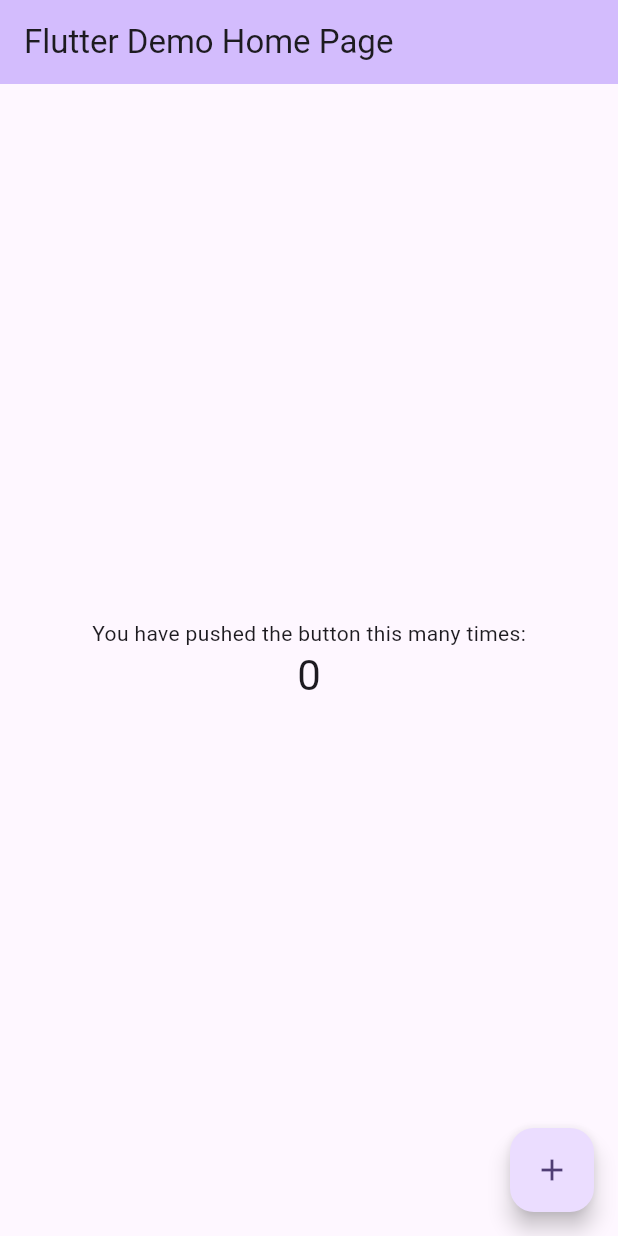
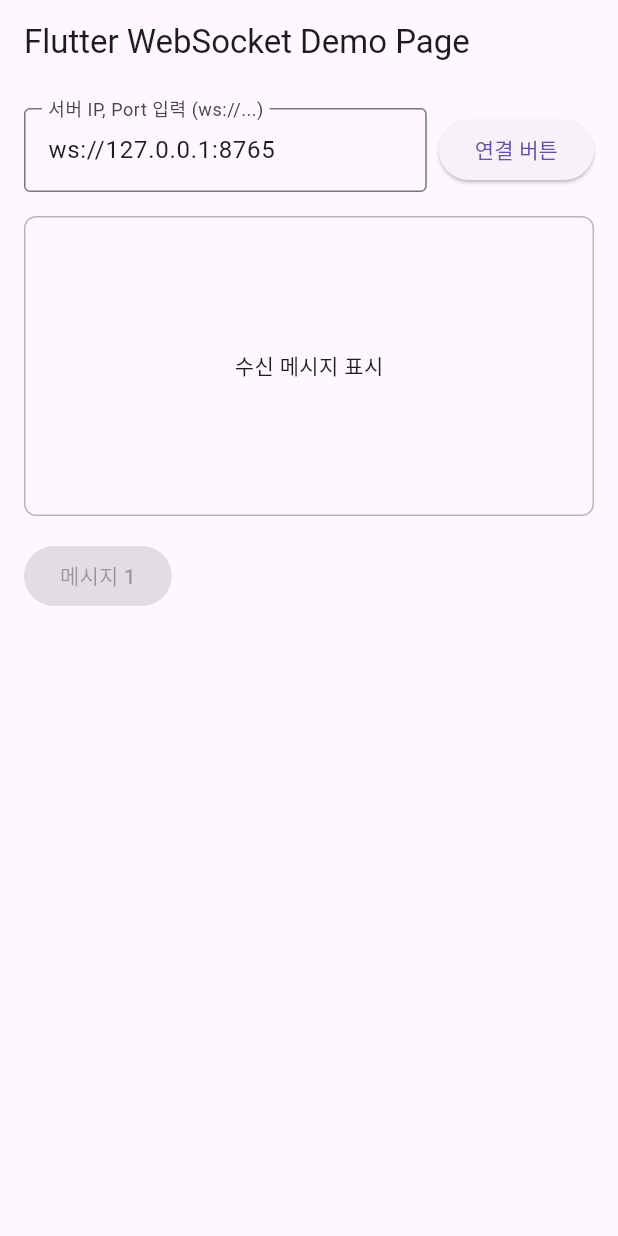
Before and after one commit to sea723/flutter, a Flutter app: the screen it shows after launch, on a phone screen of 412 x 824 dp. Run offline on Flutter 3.47's test engine with Material 3 defaults, Android fonts, the phone set to English and light mode, and no system bars; our stand-ins replace flutter_riverpod.

Commit message:
feat: Add WebSocket UI and mock server with LiDAR data state management

```diff
--- /dev/null
+++ b/websocket_test/lib/lidar.dart
@@ -0,0 +1,31 @@
+class Lidar {
+  final String model;
+  final int channel;
+  final int pointSize;
+  final double hfov;
+  final List<double> vfov;
+  final List<double> distances;
+  final String timestamp;
+
+  Lidar({
+    required this.model,
+    required this.channel,
+    required this.pointSize,
+    required this.hfov,
+    required this.vfov,
+    required this.distances,
+    required this.timestamp,
+  });
+
+  factory Lidar.fromJson(Map<String, dynamic> json) {
+    return Lidar(
+      model: json['model'],
+      channel: json['channel'],
+      pointSize: json['pointsize'],
+      hfov: (json['hfov'] as num).toDouble(),
+      vfov: (json['vfov'] as List).map((e) => (e as num).toDouble()).toList(),
+      distances: (json['distances'] as List).map((e) => (e as num).toDouble()).toList(),
+      timestamp: json['timestamp'],
+    );
+  }
+}
--- a/websocket_test/lib/main.dart
+++ b/websocket_test/lib/main.dart
@@ -1,122 +1,169 @@
+import 'dart:convert';
 import 'package:flutter/material.dart';
+import 'package:web_socket_channel/web_socket_channel.dart';
+import 'package:flutter_riverpod/flutter_riverpod.dart';
+import 'lidar.dart';
+import 'pointcloud.dart';
+final lidarDataProvider =  StateProvider<Map<int, Lidar>>((ref) => {});
 
-void main() {
-  runApp(const MyApp());
+class MyHomePage extends ConsumerStatefulWidget {
+  const MyHomePage({super.key});
+
+  @override
+  ConsumerState<MyHomePage> createState() => _MyHomePageState();
 }
 
-class MyApp extends StatelessWidget {
-  const MyApp({super.key});
+class _MyHomePageState extends ConsumerState<MyHomePage> {
+  final TextEditingController _urlController = TextEditingController(text: 'ws://127.0.0.1:8765');
+  WebSocketChannel? _channel;
+  List<String> _messages = [];
+  bool _connected = false;
 
-  // This widget is the root of your application.
+
+  void _connect() {
+    final url = _urlController.text.trim();
+    print('연결 시도: $url');
+    if (_channel != null) {
+      _channel!.sink.close();
+    }
+    setState(() {
+      _messages.clear();
+      _connected = true;
+      _channel = WebSocketChannel.connect(Uri.parse(url));
+      _channel!.stream.listen((data) {
+        final jsonData = jsonDecode(data);
+        if (jsonData['type'] == 'lidar') {
+          final lidar = Lidar.fromJson(jsonData);
+          final channels = {...ref.read(lidarDataProvider)};
+          channels[lidar.channel] = lidar;
+          ref.read(lidarDataProvider.notifier).state = channels;
+        }
+        setState(() {
+          _messages.add(jsonData.toString());
+        });
+      }, onDone: () {
+        print('연결 종료');
+        setState(() {
+          _connected = false;
+        });
+      }, onError: (error) {
+        print('에러 발생: $error');
+        setState(() {
+          _connected = false;
+          _messages.add('에러: $error');
+        });
+      });
+    });
+  }
+
+  void _disconnect() {
+    _channel?.sink.close();
+    setState(() {
+      _connected = false;
+      _messages.add('연결 해제됨');
+    });
+  }
+
+  @override
+  void dispose() {
+    _channel?.sink.close();
+    _urlController.dispose();
+    super.dispose();
+  }
+
   @override
   Widget build(BuildContext context) {
-    return MaterialApp(
-      title: 'Flutter Demo',
-      theme: ThemeData(
-        // This is the theme of your application.
-        //
-        // TRY THIS: Try running your application with "flutter run". You'll see
-        // the application has a purple toolbar. Then, without quitting the app,
-        // try changing the seedColor in the colorScheme below to Colors.green
-        // and then invoke "hot reload" (save your changes or press the "hot
-        // reload" button in a Flutter-supported IDE, or press "r" if you used
-        // the command line to start the app).
-        //
-        // Notice that the counter didn't reset back to zero; the application
-        // state is not lost during the reload. To reset the state, use hot
-        // restart instead.
-        //
-        // This works for code too, not just values: Most code changes can be
-        // tested with just a hot reload.
-        colorScheme: ColorScheme.fromSeed(seedColor: Colors.deepPurple),
+    final lidarDatas = ref.watch(lidarDataProvider);
+    final firstLidar = lidarDatas.isNotEmpty ? lidarDatas.values.first : null;
+    final angle = firstLidar?.hfov ?? 360;
+    final vfov = firstLidar?.vfov is double ? firstLidar!.vfov as double : 30.0;
+
+    return Scaffold(
+      appBar: AppBar(
+        title: const Text('Flutter WebSocket Demo Page'),
       ),
-      home: const MyHomePage(title: 'Flutter Demo Home Page'),
+      body: Padding(
+        padding: const EdgeInsets.all(16.0),
+        child: Column(
+          children: [
+            Row(
+              children: [
+                Expanded(
+                  child: TextField(
+                    controller: _urlController,
+                    decoration: const InputDecoration(
+                      labelText: '서버 IP, Port 입력 (ws://...)',
+                      border: OutlineInputBorder(),
+                    ),
+                  ),
+                ),
+                const SizedBox(width: 8),
+                ElevatedButton(
+                  onPressed: _connected ? _disconnect : _connect,
+                  child: Text(_connected ? '연결 해제' : '연결 버튼'),
+                ),
+              ],
+            ),
+            const SizedBox(height: 16),
+            Expanded(
+              child: Container(
+                width: double.infinity,
+                decoration: BoxDecoration(
+                  border: Border.all(color: Colors.black26),
+                  borderRadius: BorderRadius.circular(8),
+                ),
+                child: _messages.isEmpty
+                    ? const Center(child: Text('수신 메시지 표시'))
+                    : ListView.builder(
+                        itemCount: _messages.length,
+                        itemBuilder: (context, idx) => ListTile(
+                          title: Text(_messages[idx]),
+                        ),
+                      ),
+              ),
+            ),
+            const SizedBox(height: 16),
+            Row(
+              children: [
+                Expanded(
+                  child: SingleChildScrollView(
+                    scrollDirection: Axis.horizontal,
+                    child: Row(
+                      children: [
+                        ElevatedButton(
+                          onPressed: _connected && _channel != null
+                              ? () => _channel!.sink.add('{"type":"test1"}')
+                              : null,
+                          child: const Text('메시지 1'),
+                        ),
+                        // ... 추가 버튼들
+                      ],
+                    ),
+                  ),
+                ),
+              ],
+            ),
+            if (lidarDatas != null)
+              SizedBox(
+                width: 400,
+                height: 400,
+                child: CustomPaint(
+                  painter: PointCloudPainter(lidarDatas, angle, vfov),
+                ),
+              )
+          ],
+        ),
+      ),
     );
   }
 }
 
-class MyHomePage extends StatefulWidget {
-  const MyHomePage({super.key, required this.title});
-
-  // This widget is the home page of your application. It is stateful, meaning
-  // that it has a State object (defined below) that contains fields that affect
-  // how it looks.
-
-  // This class is the configuration for the state. It holds the values (in this
-  // case the title) provided by the parent (in this case the App widget) and
-  // used by the build method of the State. Fields in a Widget subclass are
-  // always marked "final".
-
-  final String title;
-
-  @override
-  State<MyHomePage> createState() => _MyHomePageState();
+void main() {
+  runApp(
+    ProviderScope(
+      child: MaterialApp(
+        home: MyHomePage(),
+      ),
+    ),
+  );
 }
-
-class _MyHomePageState extends State<MyHomePage> {
-  int _counter = 0;
-
-  void _incrementCounter() {
-    setState(() {
-      // This call to setState tells the Flutter framework that something has
-      // changed in this State, which causes it to rerun the build method below
-      // so that the display can reflect the updated values. If we changed
-      // _counter without calling setState(), then the build method would not be
-      // called again, and so nothing would appear to happen.
-      _counter++;
-    });
-  }
-
-  @override
-  Widget build(BuildContext context) {
-    // This method is rerun every time setState is called, for instance as done
-    // by the _incrementCounter method above.
-    //
-    // The Flutter framework has been optimized to make rerunning build methods
-    // fast, so that you can just rebuild anything that needs updating rather
-    // than having to individually change instances of widgets.
-    return Scaffold(
-      appBar: AppBar(
-        // TRY THIS: Try changing the color here to a specific color (to
-        // Colors.amber, perhaps?) and trigger a hot reload to see the AppBar
-        // change color while the other colors stay the same.
-        backgroundColor: Theme.of(context).colorScheme.inversePrimary,
-        // Here we take the value from the MyHomePage object that was created by
-        // the App.build method, and use it to set our appbar title.
-        title: Text(widget.title),
-      ),
-      body: Center(
-        // Center is a layout widget. It takes a single child and positions it
-        // in the middle of the parent.
-        child: Column(
-          // Column is also a layout widget. It takes a list of children and
-          // arranges them vertically. By default, it sizes itself to fit its
-          // children horizontally, and tries to be as tall as its parent.
-          //
-          // Column has various properties to control how it sizes itself and
-          // how it positions its children. Here we use mainAxisAlignment to
-          // center the children vertically; the main axis here is the vertical
-          // axis because Columns are vertical (the cross axis would be
-          // horizontal).
-          //
-          // TRY THIS: Invoke "debug painting" (choose the "Toggle Debug Paint"
-          // action in the IDE, or press "p" in the console), to see the
-          // wireframe for each widget.
-          mainAxisAlignment: MainAxisAlignment.center,
-          children: <Widget>[
-            const Text('You have pushed the button this many times:'),
-            Text(
-              '$_counter',
-              style: Theme.of(context).textTheme.headlineMedium,
-            ),
-          ],
-        ),
-      ),
-      floatingActionButton: FloatingActionButton(
-        onPressed: _incrementCounter,
-        tooltip: 'Increment',
-        child: const Icon(Icons.add),
-      ), // This trailing comma makes auto-formatting nicer for build methods.
-    );
-  }
-}
--- /dev/null
+++ b/websocket_test/lib/pointcloud.dart
@@ -0,0 +1,39 @@
+import 'dart:math';
+import 'package:flutter/material.dart';
+import 'lidar.dart';
+
+class PointCloudPainter extends CustomPainter {
+  final Map<int, Lidar> channels; // 채널별 Lidar 데이터
+  final double angle; // 수평 시야각(도)
+  final double vfov;  // 수직 시야각(도)
+
+  PointCloudPainter(this.channels, this.angle, this.vfov);
+
+  @override
+  void paint(Canvas canvas, Size size) {
+    final center = Offset(size.width / 2, size.height / 2);
+    final paint = Paint()..color = Colors.blue..strokeWidth = 2;
+
+    final channelList = channels.entries.toList()..sort((a, b) => a.key.compareTo(b.key));
+    final int numChannels = channelList.length;
+    if (numChannels == 0) return;
+
+    for (int j = 0; j < numChannels; j++) {
+      final lidar = channelList[j].value;
+      final distances = lidar.distances;
+      final int numPoints = distances.length;
+      final vAngle = (-vfov / 2 + (j * vfov / numChannels)) * pi / 180;
+
+      for (int i = 0; i < numPoints; i++) {
+        final hAngle = (-angle / 2 + (i * angle / numPoints)) * pi / 180;
+        final r = distances[i];
+        final x = center.dx + r * cos(vAngle) * cos(hAngle);
+        final y = center.dy + r * cos(vAngle) * sin(hAngle) - r * sin(vAngle);
+        canvas.drawCircle(Offset(x, y), 2, paint);
+      }
+    }
+  }
+
+  @override
+  bool shouldRepaint(covariant CustomPainter oldDelegate) => true;
+}
```
Also changed, not shown: websocket_test/pubspec.yaml (+5 -3 lines), websocket_test/pubspec.lock, 1 other file.
